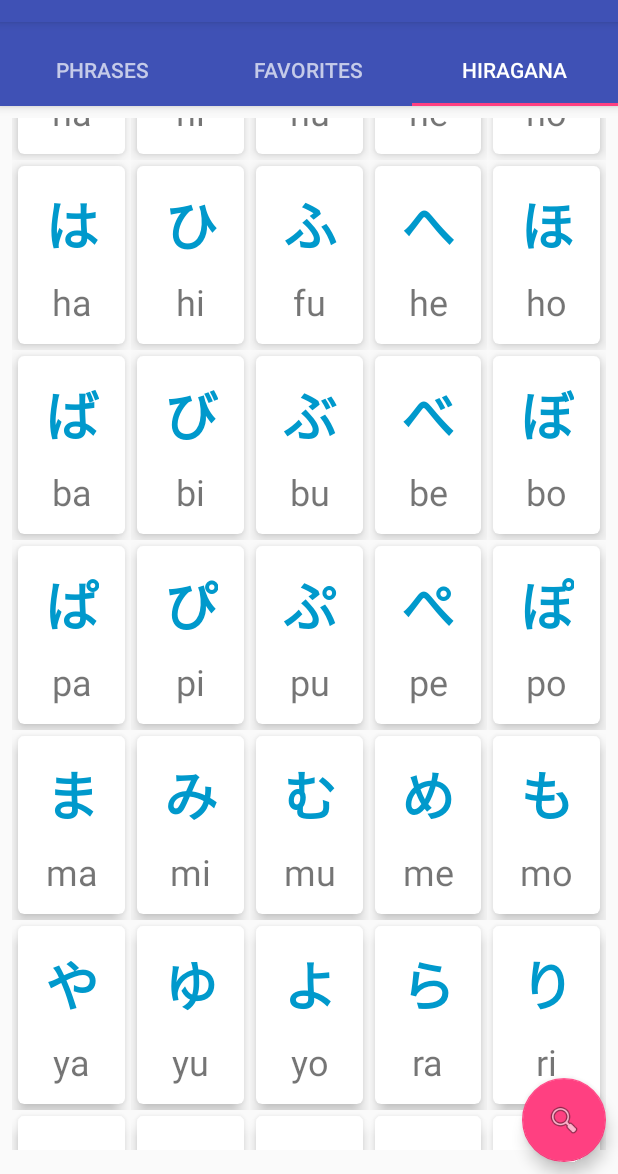
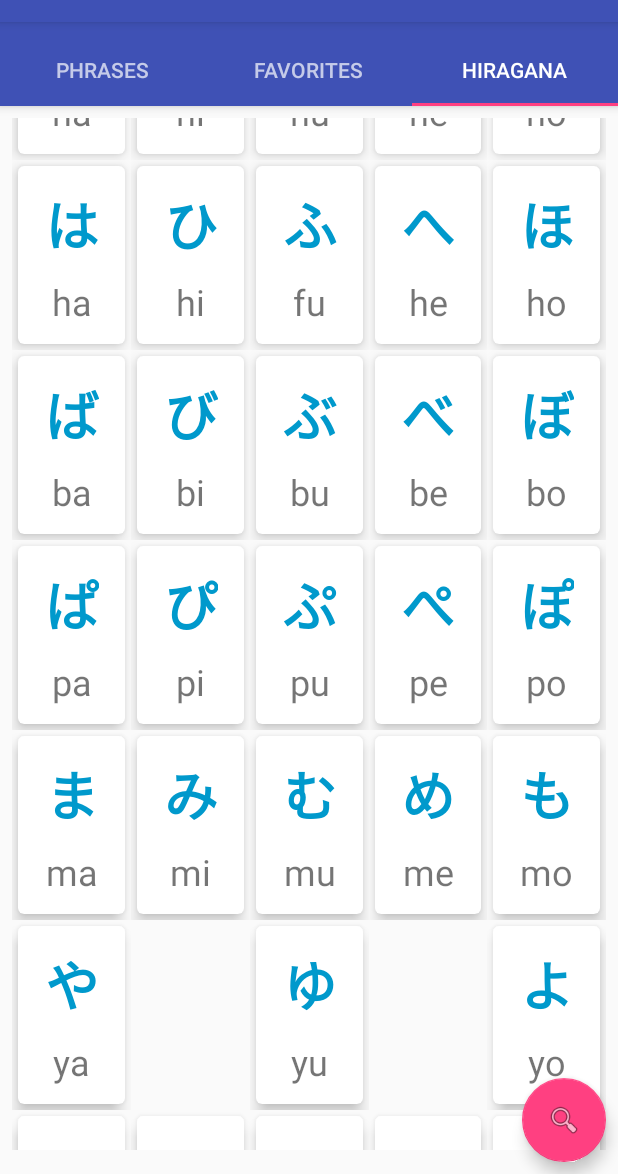
Before and after one commit to gr3y6h0st/BeginnerJapanesePhrases, an Android app: the screen it shows after launch (MainActivity), tab 3 chosen, scrolled down 985 dp, on a phone screen of 412 x 824 dp, the part 62-1236 px from its top. Run offline under Robolectric (Android 15) with nearby library versions, the phone set to English and light mode, and no system bars; our stand-ins replace AdMob, ButterKnife, Picasso; pictures from the network do not load.

Commit message:
Added Placeholders to align Hiragana Symbols by vowel sounds.

```diff
--- a/src/main/java/com/android/beginnerleveljapanese/utils/HiraganaAdapter.java
+++ b/src/main/java/com/android/beginnerleveljapanese/utils/HiraganaAdapter.java
@@ -100,8 +100,13 @@ public class HiraganaAdapter extends RecyclerView.Adapter<HiraganaAdapter.Hiraga
             hiragana_syllabary_romaji_translation = data.get(position).getHiraganaRomajiTranslation();
 
             //populate each category tv w/ proper data.
-            holder.hiraganaTv.setText(hiragana_syllabary);
-            holder.hiraganaRomajiTv.setText(hiragana_syllabary_romaji_translation);
+            if(!hiragana_syllabary_romaji_translation.equals("placeholder")){
+                holder.hiraganaTv.setText(hiragana_syllabary);
+                holder.hiraganaRomajiTv.setText(hiragana_syllabary_romaji_translation);
+            } else{
+                holder.mCardView.setVisibility(View.INVISIBLE);
+            }
+
         }
         holder.mCardView.setOnClickListener(new View.OnClickListener() {
             MediaPlayer hiraganaMediaPlayer;
--- a/src/main/res/values/arrays.xml
+++ b/src/main/res/values/arrays.xml
@@ -872,7 +872,9 @@
 
         <!-- "y" family -->
         <item>\u3084</item>
+        <item>placeholder</item>
         <item>\u3086</item>
+        <item>placeholder</item>
         <item>\u3088</item>
 
 
@@ -886,11 +888,15 @@
         <!-- "w" family -->
         <item>\u308F</item>
         <item>\u3090</item>
+        <item>placeholder</item>
         <item>\u3091</item>
         <item>\u3092</item>
 
         <!-- Misc. hirgana character -->
+        <item>placeholder</item>
+        <item>placeholder</item>
         <item>\u3094</item>
+        <item>placeholder</item>
         <item>\u3093</item>
 
     </string-array>
@@ -982,7 +988,9 @@
 
         <!-- "y" family -->
         <item>ya</item>
+        <item>placeholder</item>
         <item>yu</item>
+        <item>placeholder</item>
         <item>yo</item>
 
 
@@ -996,11 +1004,15 @@
         <!-- "w" family -->
         <item>wa</item>
         <item>wi</item>
+        <item>placeholder</item>
         <item>we</item>
         <item>wo</item>
 
         <!-- Misc. hirgana character -->
+        <item>placeholder</item>
+        <item>placeholder</item>
         <item>vu</item>
+        <item>placeholder</item>
         <item>n</item>
 
     </string-array>
```
